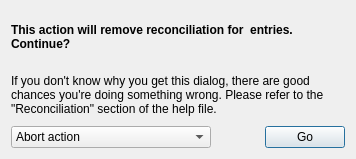
Above: qt/ui/reconciliation_warning_dialog.ui from Mouchnino/moneyguru before the change. Below: the same form after it.
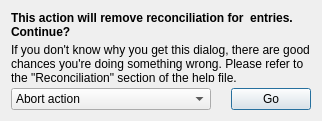
That is the form after the change.

Commit message:
qt: tweaked reconciliation and schedule scope dialogs' UI.
extra : convert_revision : svn%3A7afd0f2a-1d33-46b8-9979-f8add37626ee/trunk%40307

Patch:
```diff
--- a/qt/ui/reconciliation_warning_dialog.ui
+++ b/qt/ui/reconciliation_warning_dialog.ui
@@ -6,8 +6,8 @@
    <rect>
     <x>0</x>
     <y>0</y>
-    <width>356</width>
-    <height>159</height>
+    <width>322</width>
+    <height>121</height>
    </rect>
   </property>
   <property name="windowTitle">
```
The commit also changes 1 other file.
